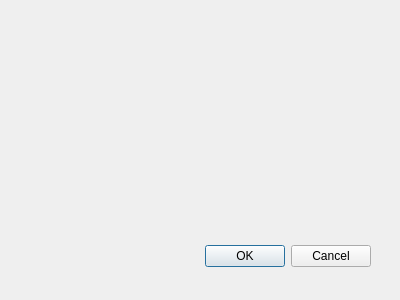
Before: the Qt Designer form layer_sorting_dialog_base.ui in vermeulendivan/layer-sorting, drawn with Qt 5.
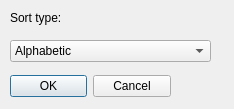
After: the same form once the commit is applied.

Commit message: sort by alphabet and feature count now works

Patch:
```diff
--- a/layer_sorting_dialog_base.ui
+++ b/layer_sorting_dialog_base.ui
@@ -1,23 +1,23 @@
 <ui version="4.0" >
  <class>LayerSortingDialogBase</class>
- <widget class="QDialog" name="LayerSortingDialogBase" >
-  <property name="geometry" >
+ <widget class="QDialog" name="LayerSortingDialogBase">
+  <property name="geometry">
    <rect>
     <x>0</x>
     <y>0</y>
-    <width>400</width>
-    <height>300</height>
+    <width>234</width>
+    <height>109</height>
    </rect>
   </property>
   <property name="windowTitle" >
    <string>Layer sorting</string>
   </property>
-  <widget class="QDialogButtonBox" name="button_box" >
-   <property name="geometry" >
+  <widget class="QDialogButtonBox" name="button_box">
+   <property name="geometry">
     <rect>
-     <x>30</x>
-     <y>240</y>
-     <width>341</width>
+     <x>10</x>
+     <y>70</y>
+     <width>161</width>
      <height>32</height>
     </rect>
    </property>
@@ -28,6 +28,39 @@
     <set>QDialogButtonBox::Cancel|QDialogButtonBox::Ok</set>
    </property>
   </widget>
+  <widget class="QComboBox" name="cbSortType">
+   <property name="geometry">
+    <rect>
+     <x>10</x>
+     <y>40</y>
+     <width>201</width>
+     <height>22</height>
+    </rect>
+   </property>
+   <item>
+    <property name="text">
+     <string>Alphabetic</string>
+    </property>
+   </item>
+   <item>
+    <property name="text">
+     <string>Feature count</string>
+    </property>
+   </item>
+  </widget>
+  <widget class="QLabel" name="lbSortType">
+   <property name="geometry">
+    <rect>
+     <x>10</x>
+     <y>10</y>
+     <width>81</width>
+     <height>16</height>
+    </rect>
+   </property>
+   <property name="text">
+    <string>Sort type:</string>
+   </property>
+  </widget>
  </widget>
  <resources/>
  <connections>
```
Left out of the diff: 33 changed lines with no effect on the pictures. The commit also changes 5 other files.
